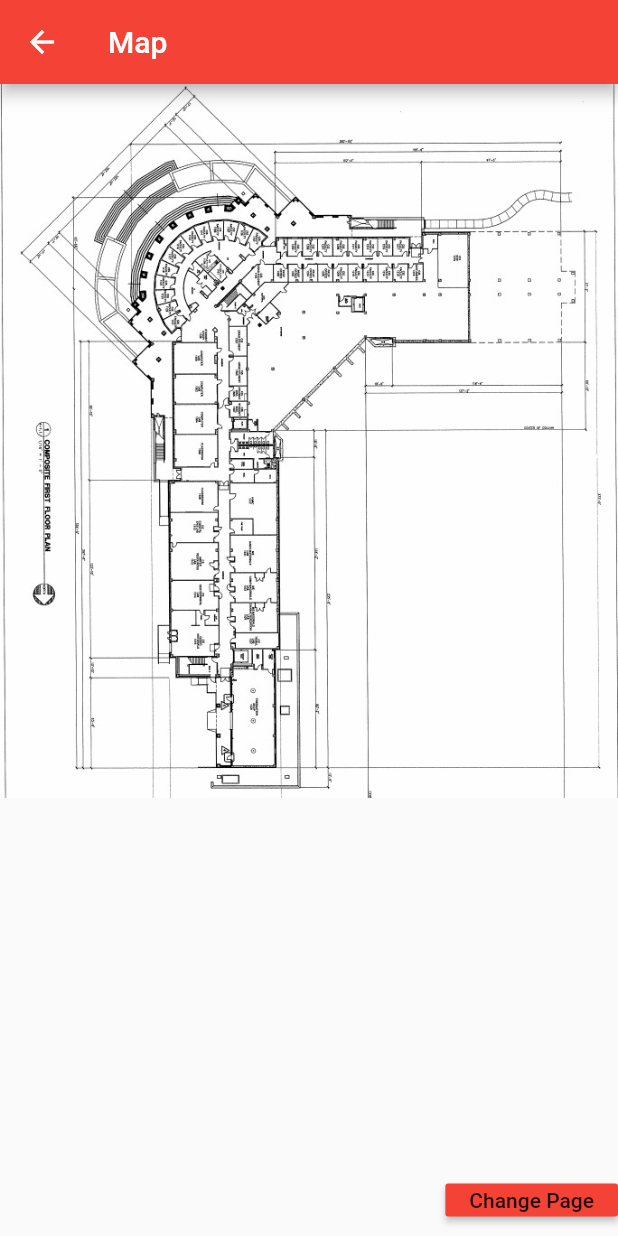
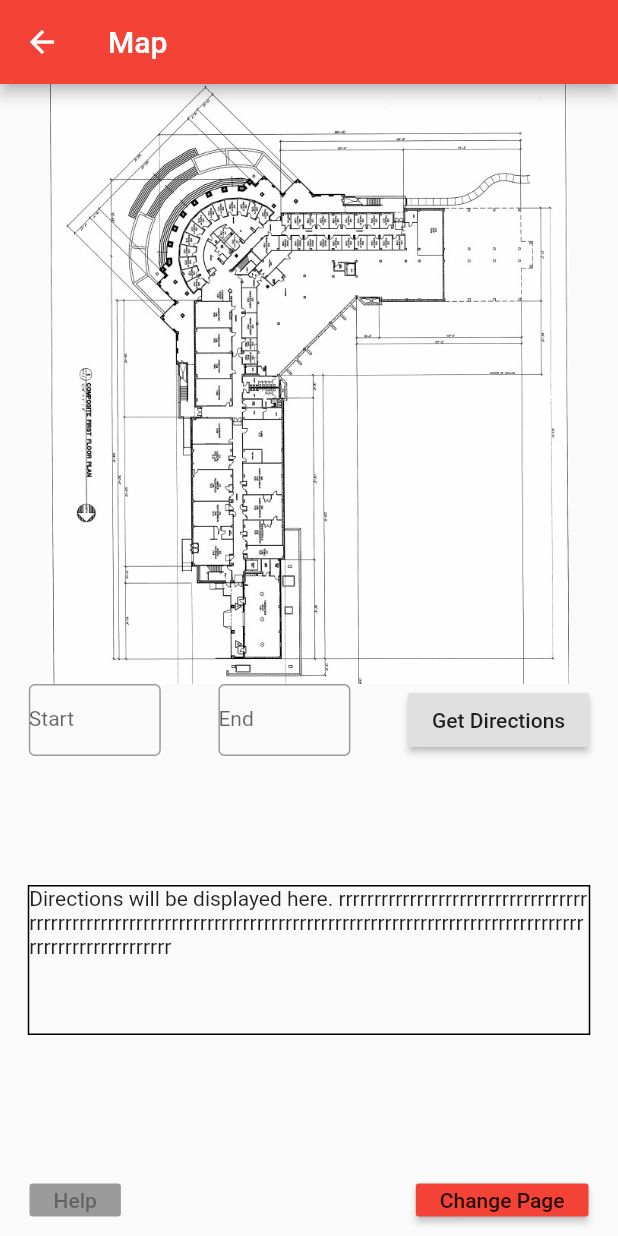
Before and after one commit to KotoKuraken/shmapp, a Flutter app: the MyMapPage screen opened directly, on a phone screen of 412 x 824 dp. Run offline on Flutter 3.47's test engine with Material 2 defaults, Android fonts, the phone set to English and light mode, and no system bars.

Commit message:
Map interface

```diff
--- a/lib/main.dart
+++ b/lib/main.dart
@@ -193,6 +193,18 @@ class MyMapPage extends StatefulWidget {
 
 class _MyMapPageState extends State<MyMapPage> {
 
+  final startLoc = TextEditingController();
+  final endLoc = TextEditingController();
+
+  String start = "";
+  String end = "";
+
+  @override
+  void dispose(){
+    startLoc.dispose();
+    super.dispose();
+  }
+
   @override
   Widget build(BuildContext context) {
     // This method is rerun every time setState is called, for instance as done
@@ -226,11 +238,82 @@ class _MyMapPageState extends State<MyMapPage> {
           // horizontal).
           mainAxisAlignment: MainAxisAlignment.center,
           children: <Widget>[
-            new Image.asset("images/First.jpg"),
+            new Image.asset("images/First.jpg",
+            height: 400.0),
+            new Row(
+                mainAxisAlignment: MainAxisAlignment.start,
+                children: <Widget>[
+                  new Spacer(flex: 1),
+                  new Container(
+                    width: 88.0,
+                    child: new TextField(
+                        controller: startLoc,
+                        decoration: new InputDecoration(
+                          border: OutlineInputBorder(),
+                          contentPadding: EdgeInsets.symmetric(vertical: 10.0),
+                          hintText: "Start"
+                        ),
+                        style: new TextStyle(
+                          fontSize: 14.0,
+                          height: 1.0,
+                          color: Colors.black,
+                        )
+                    ),
+                  ),
+                  new Spacer(flex:2),
+                  new Container(
+                    width: 88.0,
+                    child: new TextField(
+                        controller: startLoc,
+                        decoration: new InputDecoration(
+                            border: OutlineInputBorder(),
+                            contentPadding: EdgeInsets.symmetric(vertical: 10.0),
+                            hintText: "End"
+                        ),
+                        style: new TextStyle(
+                          fontSize: 14.0,
+                          height: 1.0,
+                          color: Colors.black,
+                        )
+                    ),
+                  ),
+                  Spacer(flex: 2),
+                  new RaisedButton(
+                      child: new Text("Get Directions"),
+                      onPressed: () {
+                        start = startLoc.text;
+                        end = endLoc.text;
+                        new AlertDialog(
+                          content: Text(start + "/n" + end)
+                        );
+                      }),
+                  Spacer(flex:1)
+
+                ]
+            ),
+            new Spacer(flex: 1),
+            new Container(
+              width: 375.0,
+              height: 100.0,
+              decoration: new BoxDecoration(
+                border: new Border.all(color: Colors.black)
+              ),
+              child: new Text("Directions will be displayed here. rrrrrrrrrrrrrrrrrrrrrrrrrrrrrrrrrrrrrrrrrrrrrrrrrrrrrrrrrrrrrrrrrrrrrrrrrrrrrrrrrrrrrrrrrrrrrrrrrrrrrrrrrrrrrrrrrrrrrrrrrrrrrrrrrrrrr")
+            ),
             new Spacer(flex: 1),
             new Row(
               mainAxisAlignment: MainAxisAlignment.end,
               children: <Widget>[
+                Spacer(flex:1),
+                ButtonTheme(
+                  minWidth: 50.0,
+                  height: 22.0,
+                  child: new RaisedButton(
+                      child: new Text("Help"),
+                      onPressed: null
+                  ),
+                ),
+                Spacer(flex:10),
                 ButtonTheme(
                     minWidth: 50.0,
                     height: 22.0,
@@ -241,8 +324,9 @@ class _MyMapPageState extends State<MyMapPage> {
                             return CreateNav(context, false);
                           });
                         }
-                    )
-                )
+                    ),
+                ),
+                Spacer(flex:1)
               ],
             )
           ],
```
